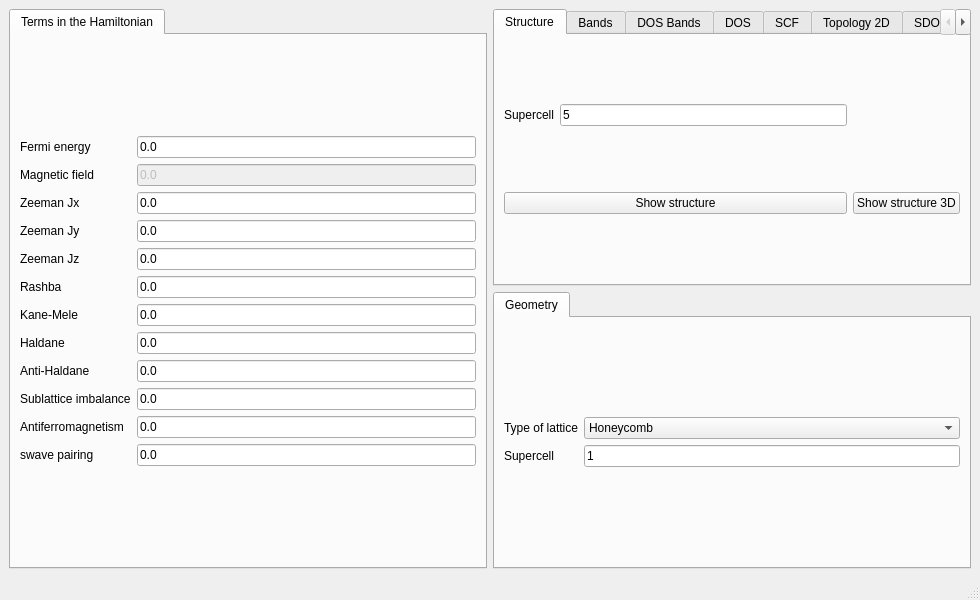
joselado/quantum-honeycomp, file development/interface-pyqt/2d/interface.ui: the form before one commit.
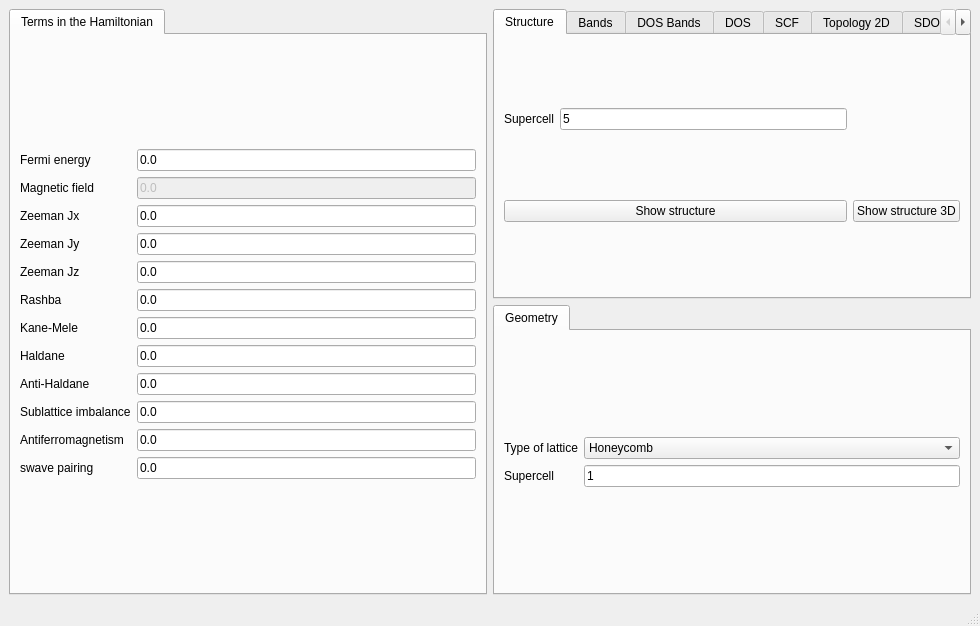
The form after the commit. The open tabs and pages were chosen to show the change.

Diff of the .ui file:
```diff
--- a/development/interface-pyqt/2d/interface.ui
+++ b/development/interface-pyqt/2d/interface.ui
@@ -7,7 +7,7 @@
     <x>0</x>
     <y>0</y>
     <width>980</width>
-    <height>600</height>
+    <height>626</height>
    </rect>
   </property>
   <property name="windowTitle">
```
Left out of the diff: 4 changed lines with no effect on the pictures.
